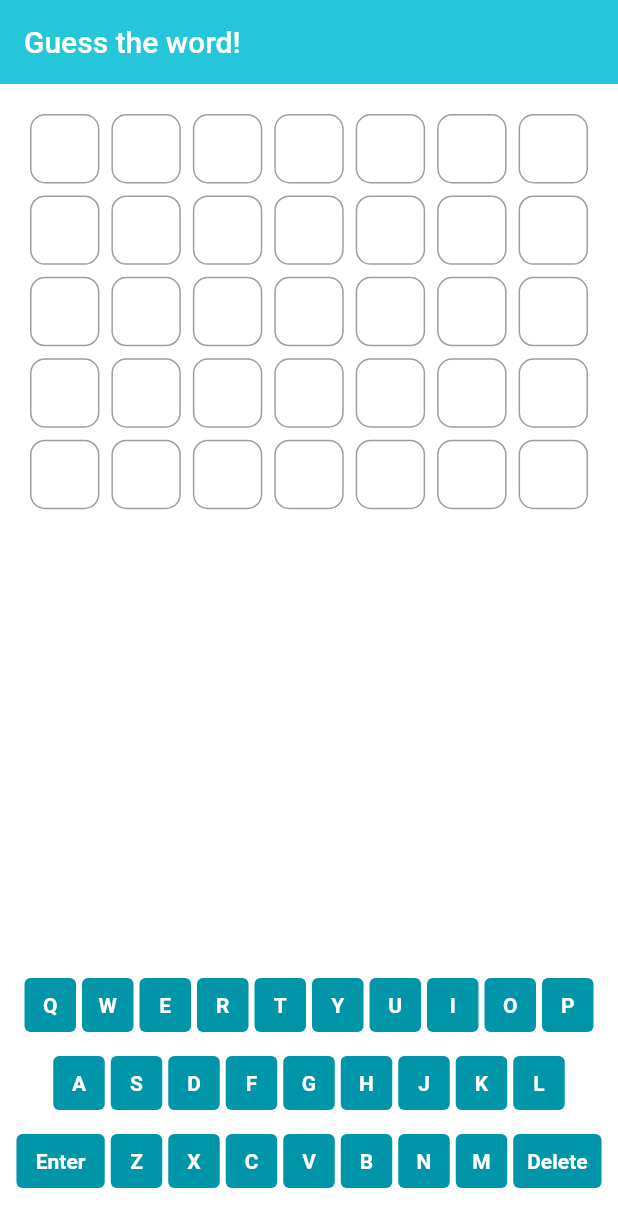
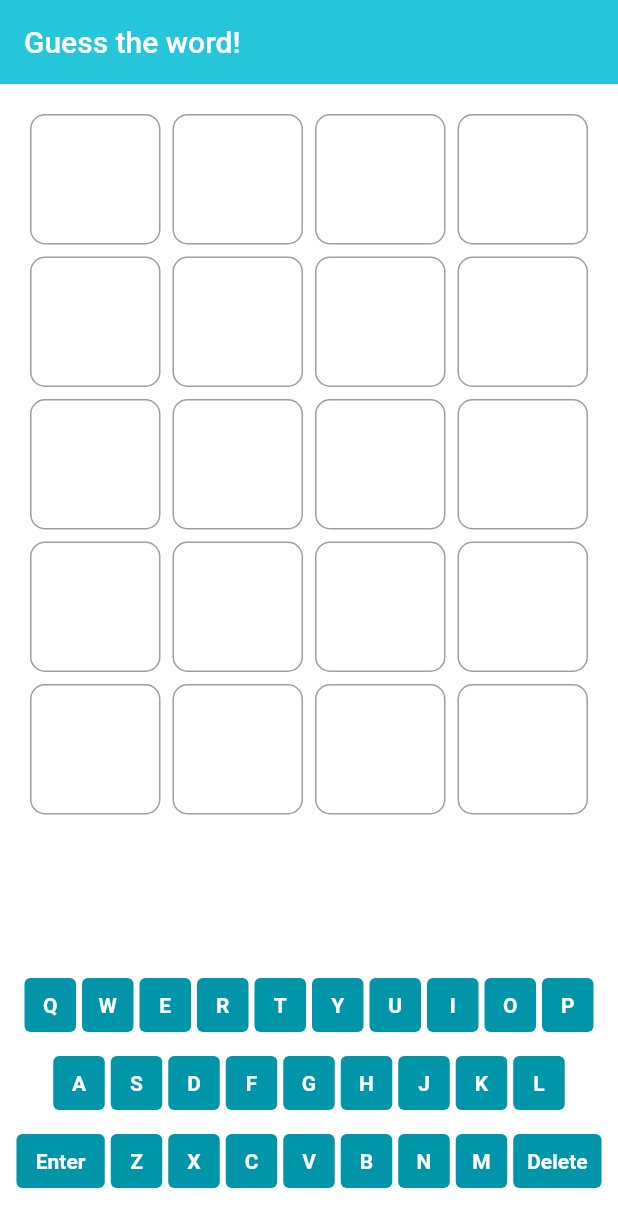
Before and after one commit to kno3a87/wordle-modoki-frontend, a Flutter app: the screen it shows after launch, on a phone screen of 412 x 824 dp. Shown: the top 1227 px of the screen. Run offline on Flutter 3.47's test engine with Material 2 defaults, Android fonts, the light colour scheme and no system bars; our stand-ins replace graphql.

Commit message:
4文字に

```diff
--- a/lib/main_page.dart
+++ b/lib/main_page.dart
@@ -50,12 +50,12 @@ class MyHomePage extends StatefulWidget {
 
 class _MyHomePageState extends State<MyHomePage> {
   final int challengeTimes = 5;
-  final int charLength = 7;
+  final int charLength = 4;
   final String wordId = "hoge";
 
   Cursor cursor = Cursor(currentTimes: 0, currentPosition: 0);
   List<TileState> tiles = List.generate(
-    35,
+    20, // challengeTimesかcharLengthを変えたらここも変える（掛け算）
     (i) => TileState(
       times: 0,
       position: 0,
```
